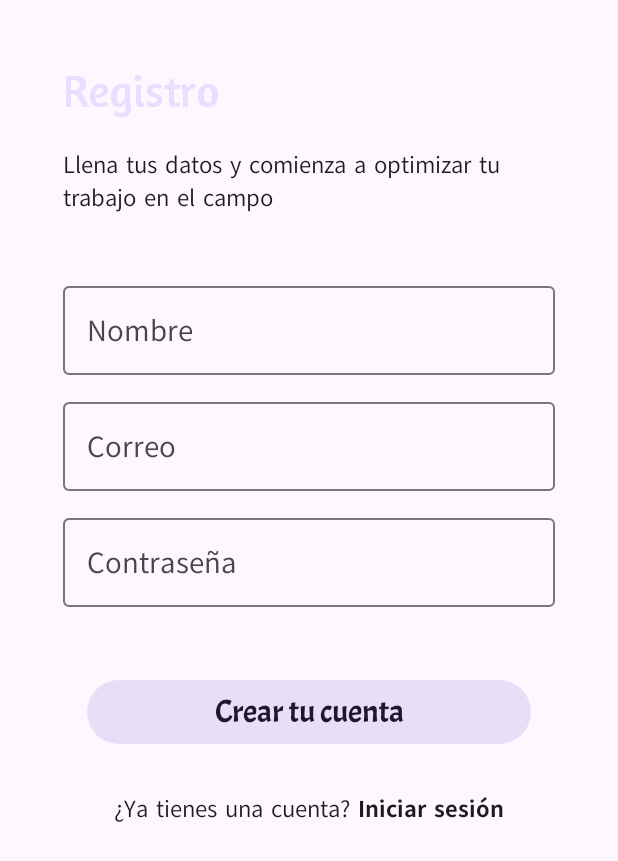
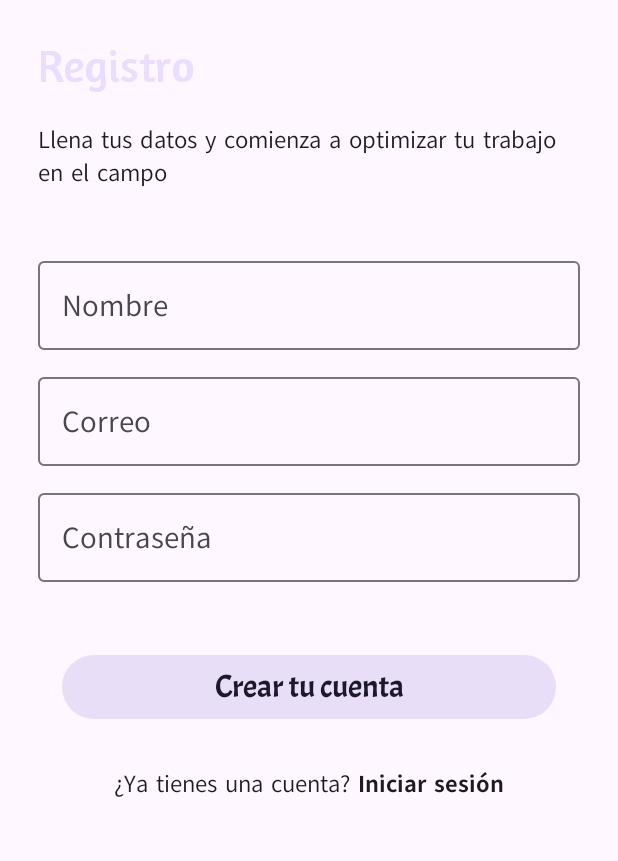
Before and after one commit to unmsm-jcrs/dsm-agrolink, an Android app built with Jetpack Compose: the RegisterScreen screen opened through its navigation route, on a phone screen of 412 x 824 dp. Shown: the top 861 px of the screen. Run offline under Robolectric (Android 15) with nearby library versions, the phone set to English and light mode, and no system bars.

Commit message:
Correcciones de interfaz

```diff
--- a/AgroLink/app/src/main/java/com/unmsm/agrolink/ui/AddCropScreen.kt
+++ /dev/null
@@ -1 +0,0 @@
-package com.unmsm.agrolink.ui
--- a/AgroLink/app/src/main/java/com/unmsm/agrolink/ui/AgregarActividadActivity.kt
+++ b/AgroLink/app/src/main/java/com/unmsm/agrolink/ui/AgregarActividadActivity.kt
@@ -14,9 +14,7 @@ import java.text.SimpleDateFormat
 import java.util.*
 import androidx.compose.ui.platform.LocalContext
 import androidx.compose.material.icons.Icons
-import androidx.compose.material.icons.filled.Add
 import androidx.compose.material.icons.filled.DateRange
-import androidx.compose.material.icons.filled.CalendarToday
 import androidx.compose.ui.Alignment
 
 @Composable
@@ -46,7 +44,7 @@ fun AgregarActividadActivity(
             modifier = Modifier
                 .fillMaxSize()
                 .padding(padding)
-                .padding(16.dp),
+                .padding(25.dp),
             verticalArrangement = Arrangement.SpaceBetween
         ) {
             Column {
--- a/AgroLink/app/src/main/java/com/unmsm/agrolink/ui/AgroUiState.kt
+++ /dev/null
@@ -1,5 +0,0 @@
-package com.unmsm.agrolink.ui
-
-data class GameUiState(
-    val currentWord: String = ""
-)
--- a/AgroLink/app/src/main/java/com/unmsm/agrolink/ui/AgroViewModel.kt
+++ /dev/null
@@ -1,4 +0,0 @@
-package com.unmsm.agrolink.ui
-
-class AgroViewModel {
-}
--- a/AgroLink/app/src/main/java/com/unmsm/agrolink/ui/DetalleCultivoActivity.kt
+++ b/AgroLink/app/src/main/java/com/unmsm/agrolink/ui/DetalleCultivoActivity.kt
@@ -35,7 +35,7 @@ fun DetalleCultivoActivity(
             modifier = Modifier
                 .fillMaxSize()
                 .padding(padding)
-                .padding(16.dp)
+                .padding(25.dp)
         ) {
             Text("Mi Cultivo", style = MaterialTheme.typography.titleLarge, fontWeight = FontWeight.Bold)
             Spacer(modifier = Modifier.height(8.dp))
--- a/AgroLink/app/src/main/java/com/unmsm/agrolink/ui/LoginScreen.kt
+++ b/AgroLink/app/src/main/java/com/unmsm/agrolink/ui/LoginScreen.kt
@@ -62,7 +62,7 @@ fun LoginScreen(
         Column(
             modifier = Modifier
                 .fillMaxSize()
-                .padding(horizontal = 20.dp, vertical = 16.dp)
+                .padding(horizontal = 25.dp, vertical = 16.dp)
                 .padding(top = imageHeight) // Añade padding superior para que la columna empiece debajo de la imagen
                 .align(Alignment.BottomCenter),
             horizontalAlignment = Alignment.CenterHorizontally,
--- a/AgroLink/app/src/main/java/com/unmsm/agrolink/ui/MisCultivosActivity.kt
+++ b/AgroLink/app/src/main/java/com/unmsm/agrolink/ui/MisCultivosActivity.kt
@@ -44,7 +44,7 @@ fun MisCultivosActivity(
         Column(
             modifier = Modifier
                 .fillMaxSize()
-                .padding(16.dp)
+                .padding(25.dp)
         ) {
             Text(
                 text = "Mis cultivos",
--- a/AgroLink/app/src/main/java/com/unmsm/agrolink/ui/MyCropsScreen.kt
+++ /dev/null
@@ -1 +0,0 @@
-package com.unmsm.agrolink.ui
--- a/AgroLink/app/src/main/java/com/unmsm/agrolink/ui/RegisterScreen.kt
+++ b/AgroLink/app/src/main/java/com/unmsm/agrolink/ui/RegisterScreen.kt
@@ -11,7 +11,6 @@ import androidx.compose.material3.*
 import androidx.compose.runtime.*
 import androidx.compose.ui.Alignment
 import androidx.compose.ui.Modifier
-import androidx.compose.ui.graphics.Color
 import androidx.compose.ui.platform.LocalContext
 import androidx.compose.ui.text.SpanStyle
 import androidx.compose.ui.text.buildAnnotatedString
@@ -20,7 +19,6 @@ import androidx.compose.ui.text.input.ImeAction
 import androidx.compose.ui.text.input.PasswordVisualTransformation
 import androidx.compose.ui.text.style.TextAlign
 import androidx.compose.ui.text.withStyle
-import androidx.compose.ui.tooling.preview.Preview
 import androidx.compose.ui.unit.dp
 import androidx.lifecycle.viewmodel.compose.viewModel
 import com.unmsm.agrolink.ui.components.ButtonSize
@@ -28,7 +26,6 @@ import com.unmsm.agrolink.ui.components.CustomButton
 import com.unmsm.agrolink.viewmodel.RegisterViewModel
 import com.unmsm.agrolink.viewmodel.RegisterViewModelFactory
 
-@OptIn(ExperimentalMaterial3Api::class)
 @Composable
 fun RegisterScreen(
     onRegisterSuccess: () -> Unit,
@@ -43,7 +40,7 @@ fun RegisterScreen(
         modifier = Modifier
             .fillMaxSize()
             .background(MaterialTheme.colorScheme.background)
-            .padding(42.dp),
+            .padding(25.dp),
         verticalArrangement = Arrangement.Top,
         horizontalAlignment = Alignment.CenterHorizontally
     ) {
--- a/AgroLink/app/src/main/java/com/unmsm/agrolink/ui/components/CommonUi.kt
+++ b/AgroLink/app/src/main/java/com/unmsm/agrolink/ui/components/CommonUi.kt
@@ -1,6 +1,5 @@
 package com.unmsm.agrolink.ui.components
 
-import androidx.compose.foundation.layout.fillMaxWidth
 import androidx.compose.foundation.layout.padding
 import androidx.compose.material3.Button
 import androidx.compose.material3.ButtonDefaults
@@ -57,7 +56,7 @@ fun CustomButton(
     ) {
         Text(
             text = buttonText,
-            style = MaterialTheme.typography.displayLarge
+            style = textStyle
         )
     }
 }
--- a/AgroLink/app/src/main/java/com/unmsm/agrolink/ui/components/layoutComponents.kt
+++ b/AgroLink/app/src/main/java/com/unmsm/agrolink/ui/components/layoutComponents.kt
@@ -1,6 +1,5 @@
 package com.unmsm.agrolink.ui.components
 
-import androidx.compose.foundation.Image
 import androidx.compose.foundation.background
 import androidx.compose.foundation.border
 import androidx.compose.foundation.clickable
--- a/AgroLink/app/src/main/java/com/unmsm/agrolink/ui/theme/Theme.kt
+++ b/AgroLink/app/src/main/java/com/unmsm/agrolink/ui/theme/Theme.kt
@@ -9,9 +9,7 @@ import androidx.compose.material3.lightColorScheme
 import androidx.compose.material3.darkColorScheme
 import androidx.compose.material3.dynamicDarkColorScheme
 import androidx.compose.material3.dynamicLightColorScheme
-import androidx.compose.material3.Typography
 import androidx.compose.runtime.Composable
-import androidx.compose.runtime.Immutable
 import androidx.compose.runtime.SideEffect
 import androidx.compose.ui.graphics.Color
 import androidx.compose.ui.graphics.toArgb
```
Also changed, not shown: AgroLink/app/src/main/java/com/unmsm/agrolink/ui/AgregarCultivoActivity.kt (+6 -4 lines).
